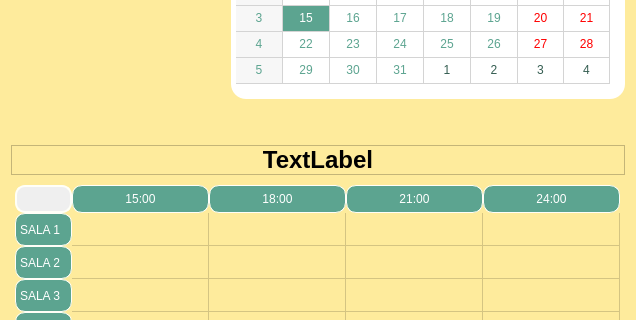
First picture: the form in film/inserimentoFilm/view/InserisciFilm.ui, repository StracciaMatteo/GestioneCinema, before the edit; both pictures show x 0 to 636 and y 494 to 814 of the 636 by 951 pixel window.
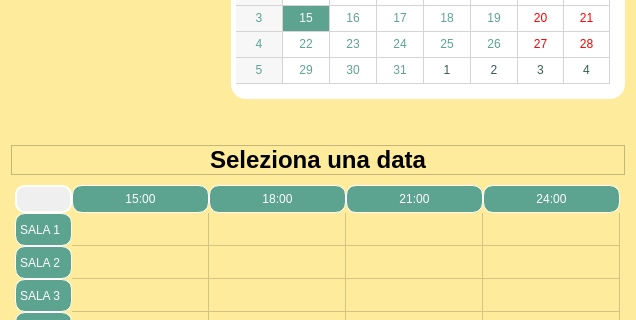
Second picture: the form after the edit. Icons and pictures are not drawn.

Commit message: Implementati pulsanti e widget inserimento film

What changed in the file:
```diff
--- a/film/inserimentoFilm/view/InserisciFilm.ui
+++ b/film/inserimentoFilm/view/InserisciFilm.ui
@@ -445,7 +445,7 @@
       <enum>QFrame::StyledPanel</enum>
      </property>
      <property name="text">
-      <string>TextLabel</string>
+      <string>Seleziona una data</string>
      </property>
      <property name="alignment">
       <set>Qt::AlignCenter</set>
```
Left out of the diff: 10 changed lines with no effect on the pictures. The commit also changes 4 other files.
